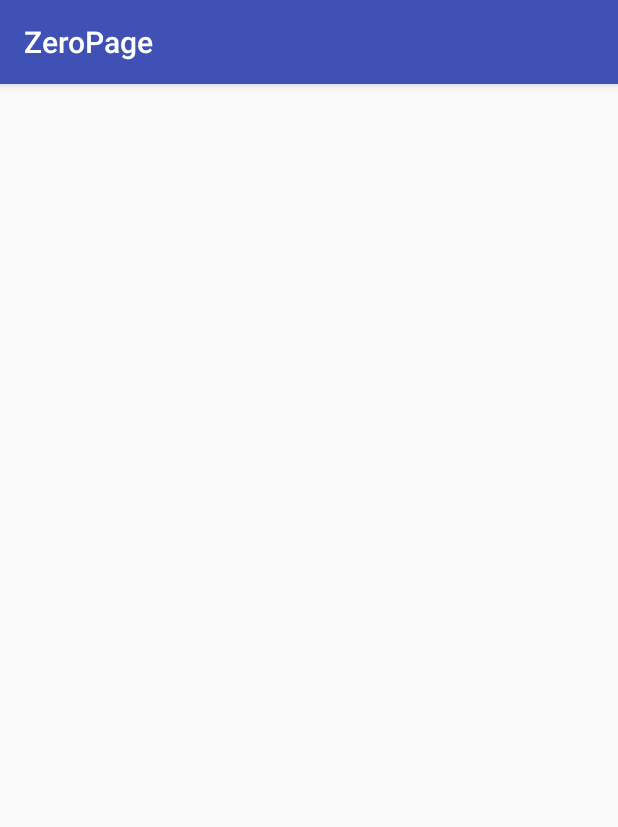
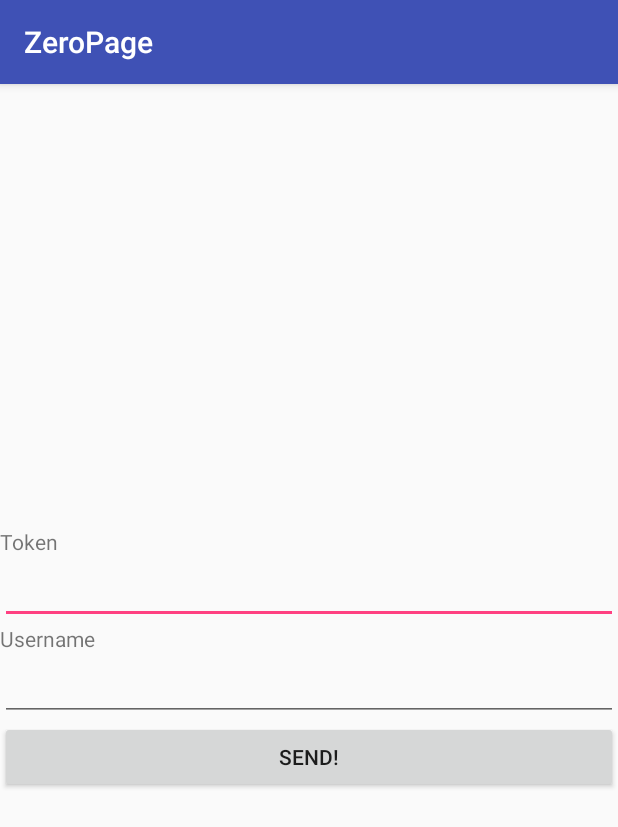
Before and after one commit to ZeroPage/i_have_no_apps, an Android app: the LoginActivity screen opened directly, with no data from a screen before it, on a phone screen of 412 x 824 dp. Shown: the top 827 px of the screen. Run offline under Robolectric (Android 15) with nearby library versions, the phone set to English and light mode, and no system bars; libraries missing offline, so code that uses them is left out: com.crashlytics.android, io.fabric.sdk; 1 statement that could not run was skipped.

Commit message:
initial project setting for network.
add the Volley dependency to build.gradle.
add a simple activity/layout for login.
add a singleton RequestQueue class for network.

```diff
--- a/app/build.gradle
+++ b/app/build.gradle
@@ -33,6 +33,7 @@ dependencies {
         exclude group: 'com.android.support', module: 'support-annotations'
     })
 
+    compile 'com.android.volley:volley:1.0.0'
     compile 'com.android.support:appcompat-v7:25.3.1'
     compile 'com.android.support:support-vector-drawable:25.3.1'
 
--- a/app/src/main/java/org/zeropage/apps/zeropage/login/LoginActivity.java
+++ b/app/src/main/java/org/zeropage/apps/zeropage/login/LoginActivity.java
@@ -2,14 +2,36 @@ package org.zeropage.apps.zeropage.login;
 
 import android.support.v7.app.AppCompatActivity;
 import android.os.Bundle;
+import android.widget.Button;
+import android.widget.EditText;
+
+import com.crashlytics.android.Crashlytics;
 
 import org.zeropage.apps.zeropage.R;
 
+import io.fabric.sdk.android.Fabric;
+
 public class LoginActivity extends AppCompatActivity {
+
+    private static final String TAG = "LoginActivity";
+
+    private Button mLoginButton;
+    private EditText mTokenEditText;
+    private EditText mUsernameEditText;
 
     @Override
     protected void onCreate(Bundle savedInstanceState) {
         super.onCreate(savedInstanceState);
         setContentView(R.layout.activity_login);
+        Fabric.with(this, new Crashlytics());
+
+        initWidget();
+        // TODO : Start Slack Application.
+    }
+
+    private void initWidget() {
+        mLoginButton = (Button) findViewById(R.id.login_button);
+        mTokenEditText = (EditText) findViewById(R.id.token_edit_text);
+        mUsernameEditText = (EditText) findViewById(R.id.username_edit_text);
     }
 }
--- /dev/null
+++ b/app/src/main/java/org/zeropage/apps/zeropage/network/NetworkQueue.java
@@ -0,0 +1,32 @@
+package org.zeropage.apps.zeropage.network;
+
+
+import android.content.Context;
+import android.support.annotation.NonNull;
+
+import com.android.volley.Request;
+import com.android.volley.RequestQueue;
+import com.android.volley.toolbox.Volley;
+
+public class NetworkQueue {
+    private static NetworkQueue sInstance;
+
+    private RequestQueue mRequestQueue;
+
+    @NonNull
+    public synchronized static NetworkQueue getInstance(@NonNull Context context) {
+        if (sInstance == null) {
+            sInstance = new NetworkQueue(context);
+        }
+
+        return sInstance;
+    }
+
+    private NetworkQueue(@NonNull Context context) {
+        mRequestQueue = Volley.newRequestQueue(context.getApplicationContext());
+    }
+
+    public <T> void addRequestToQueue(@NonNull Request<T> request) {
+        mRequestQueue.add(request);
+    }
+}
--- a/app/src/main/res/layout/activity_login.xml
+++ b/app/src/main/res/layout/activity_login.xml
@@ -1,9 +1,33 @@
 <?xml version="1.0" encoding="utf-8"?>
-<android.support.constraint.ConstraintLayout xmlns:android="http://schemas.android.com/apk/res/android"
-    xmlns:app="http://schemas.android.com/apk/res-auto"
-    xmlns:tools="http://schemas.android.com/tools"
-    android:layout_width="match_parent"
-    android:layout_height="match_parent"
-    tools:context="org.zeropage.apps.zeropage.login.LoginActivity">
+<LinearLayout xmlns:android="http://schemas.android.com/apk/res/android"
+              android:layout_width="match_parent"
+              android:layout_height="match_parent"
+              android:gravity="center_vertical"
+              android:orientation="vertical">
 
-</android.support.constraint.ConstraintLayout>
+    <TextView
+        android:layout_width="match_parent"
+        android:layout_height="wrap_content"
+        android:text="Token"/>
+
+    <EditText
+        android:id="@+id/token_edit_text"
+        android:layout_width="match_parent"
+        android:layout_height="wrap_content"/>
+
+    <TextView
+        android:layout_width="match_parent"
+        android:layout_height="wrap_content"
+        android:text="Username"/>
+
+    <EditText
+        android:id="@+id/username_edit_text"
+        android:layout_width="match_parent"
+        android:layout_height="wrap_content"/>
+
+    <Button
+        android:id="@+id/login_button"
+        android:text="Send!"
+        android:layout_width="match_parent"
+        android:layout_height="wrap_content"/>
+</LinearLayout>
```
